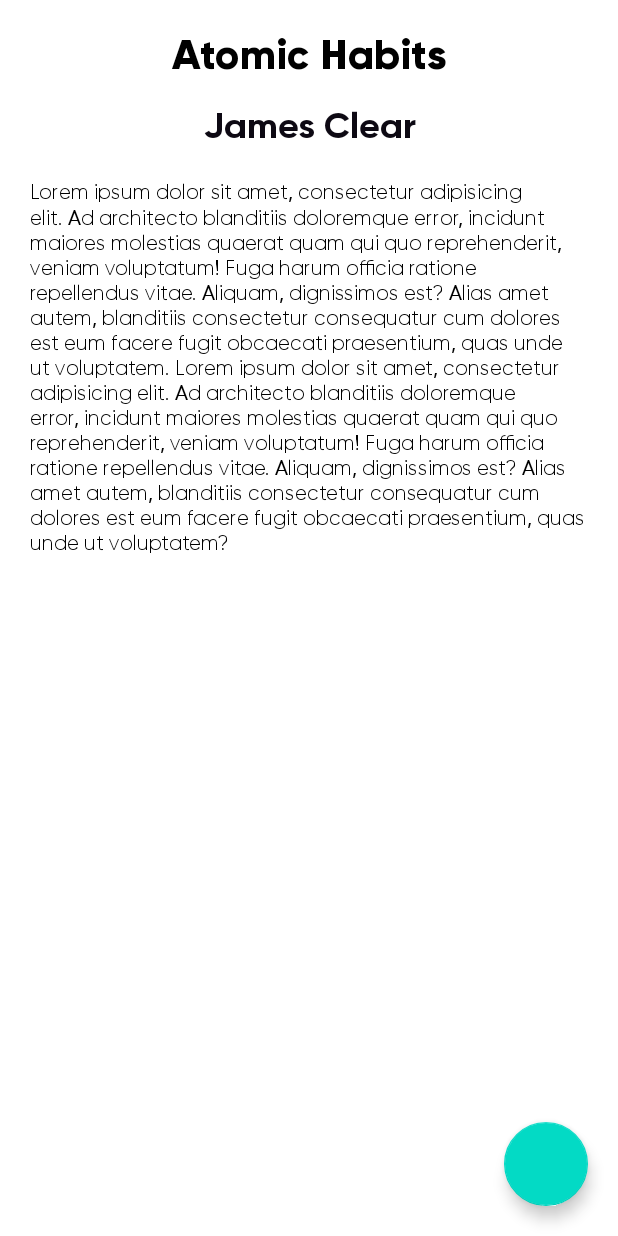
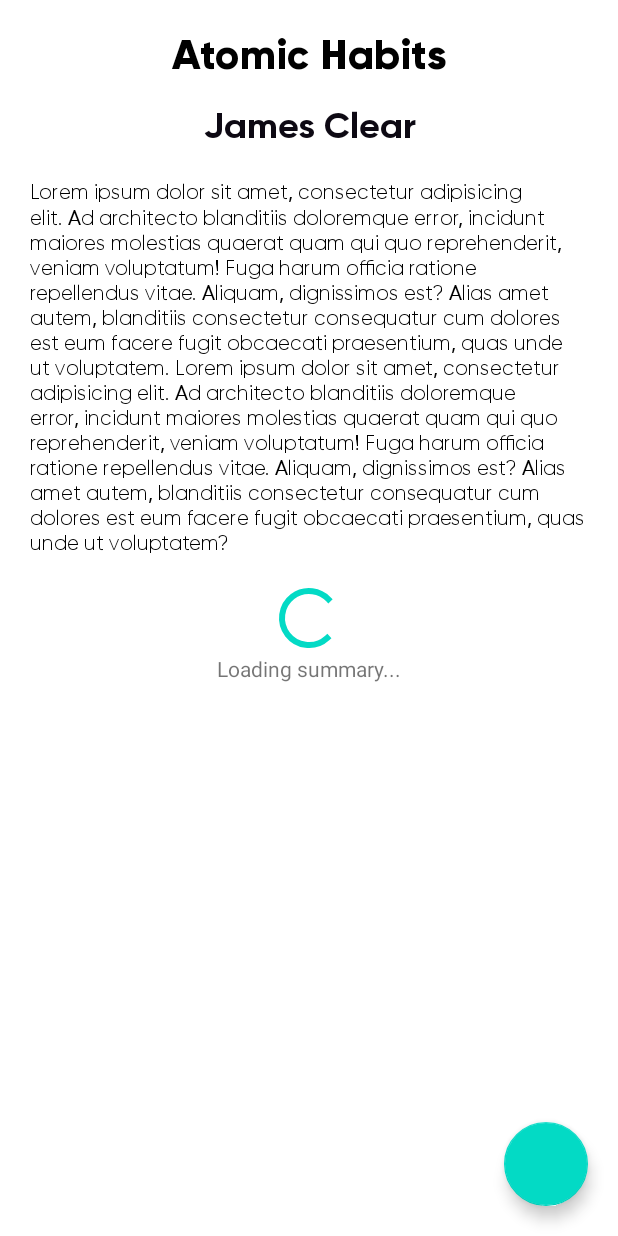
Before and after one commit to kshitijskumar/Audino, an Android app: the layout fragment_read.xml on its own in the app's theme, with its tools: preview values and no code run, on a phone screen of 412 x 824 dp. Run offline under Robolectric (Android 15) with nearby library versions, the phone set to English and light mode, and no system bars; network calls fail.

Commit message:
summary from direct link and memory leak fixes

```diff
--- a/app/src/main/java/com/example/audino/model/response/BookSummaryResponse.kt
+++ b/app/src/main/java/com/example/audino/model/response/BookSummaryResponse.kt
@@ -6,3 +6,7 @@
     val authorName: String? = null,
     val summary: String? = null
 )
+
+data class SummaryOnlyResponse(
+    val summary: String? = null
+)
--- a/app/src/main/java/com/example/audino/viewmodels/MainViewModel.kt
+++ b/app/src/main/java/com/example/audino/viewmodels/MainViewModel.kt
@@ -125,6 +125,10 @@
         shouldUpdateSeekbarListener = listener
     }
 
+    fun removeShouldUpdateSeekbar() {
+        shouldUpdateSeekbarListener = null
+    }
+
     fun getSummaryOfCurrentBook(bookId: String) = viewModelScope.launch {
         val bookSummary = repository.getBookSummaryContent(bookId)
         _currBookSummary.postValue(bookSummary)
--- a/app/src/main/java/com/example/audino/views/player/PlayerFragment.kt
+++ b/app/src/main/java/com/example/audino/views/player/PlayerFragment.kt
@@ -88,6 +88,11 @@
         }
     }
 
+    override fun onDestroyView() {
+        super.onDestroyView()
+        mainViewModel.removeShouldUpdateSeekbar()
+    }
+
     companion object {
         fun newInstance() = PlayerFragment()
         fun newInstance(bundle: Bundle?): PlayerFragment {
--- a/app/src/main/res/layout/fragment_home.xml
+++ b/app/src/main/res/layout/fragment_home.xml
@@ -40,6 +40,8 @@
                     app:layout_constraintStart_toStartOf="parent"
                     app:layout_constraintEnd_toEndOf="parent"
                     android:layout_marginTop="16dp"
+                    android:paddingBottom="24dp"
+                    android:clipToPadding="false"
                     tools:listitem="@layout/layout_category_list"/>
 
             </androidx.constraintlayout.widget.ConstraintLayout>
--- a/app/src/main/res/layout/fragment_read.xml
+++ b/app/src/main/res/layout/fragment_read.xml
@@ -4,6 +4,7 @@
     xmlns:tools="http://schemas.android.com/tools">
 
     <data>
+        <import type="android.view.View"/>
         <variable
             name="mainVm"
             type="com.example.audino.viewmodels.MainViewModel" />
@@ -15,6 +16,29 @@
     <androidx.constraintlayout.widget.ConstraintLayout
         android:layout_width="match_parent"
         android:layout_height="match_parent">
+
+        <ProgressBar
+            android:id="@+id/progressBar"
+            style="?android:attr/progressBarStyle"
+            android:layout_width="wrap_content"
+            android:layout_height="wrap_content"
+            app:layout_constraintTop_toTopOf="parent"
+            app:layout_constraintBottom_toBottomOf="parent"
+            app:layout_constraintStart_toStartOf="parent"
+            app:layout_constraintEnd_toEndOf="parent"
+            android:elevation="10dp"
+            android:visibility="@{(mainVm.currBookSummary == null &amp;&amp; mainVm.currBookSummary.summary.isEmpty()) ? View.VISIBLE : View.GONE}"/>
+
+        <TextView
+            android:layout_width="wrap_content"
+            android:layout_height="wrap_content"
+            android:text="Loading summary..."
+            app:layout_constraintTop_toBottomOf="@id/progressBar"
+            app:layout_constraintStart_toStartOf="@id/progressBar"
+            app:layout_constraintEnd_toEndOf="@id/progressBar"
+            android:textSize="14sp"
+            android:elevation="10dp"
+            android:visibility="@{(mainVm.currBookSummary == null &amp;&amp; mainVm.currBookSummary.summary.isEmpty()) ? View.VISIBLE : View.GONE}"/>
 
         <ScrollView
             android:layout_width="match_parent"
@@ -76,7 +100,6 @@
                     tools:text="Lorem ipsum dolor sit amet, consectetur adipisicing elit. Ad architecto blanditiis doloremque error, incidunt maiores molestias quaerat quam qui quo reprehenderit, veniam voluptatum! Fuga harum officia ratione repellendus vitae. Aliquam, dignissimos est? Alias amet autem, blanditiis consectetur consequatur cum dolores est eum facere fugit obcaecati praesentium, quas unde ut voluptatem. Lorem ipsum dolor sit amet, consectetur adipisicing elit. Ad architecto blanditiis doloremque error, incidunt maiores molestias quaerat quam qui quo reprehenderit, veniam voluptatum! Fuga harum officia ratione repellendus vitae. Aliquam, dignissimos est? Alias amet autem, blanditiis consectetur consequatur cum dolores est eum facere fugit obcaecati praesentium, quas unde ut voluptatem?"
                     android:text="@{mainVm.currBookSummary.summary}"/>
 
-
             </androidx.constraintlayout.widget.ConstraintLayout>
         </ScrollView>
 
@@ -87,6 +110,7 @@
             app:layout_constraintBottom_toBottomOf="parent"
             app:layout_constraintEnd_toEndOf="parent"
             android:layout_margin="20dp"/>
+
     </androidx.constraintlayout.widget.ConstraintLayout>
 
 
```
Also changed, not shown: app/src/main/java/com/example/audino/model/api/ApiService.kt (+7 -0 lines), app/src/main/java/com/example/audino/model/repositories/MainRepositoryImpl.kt (+178 -15 lines).
